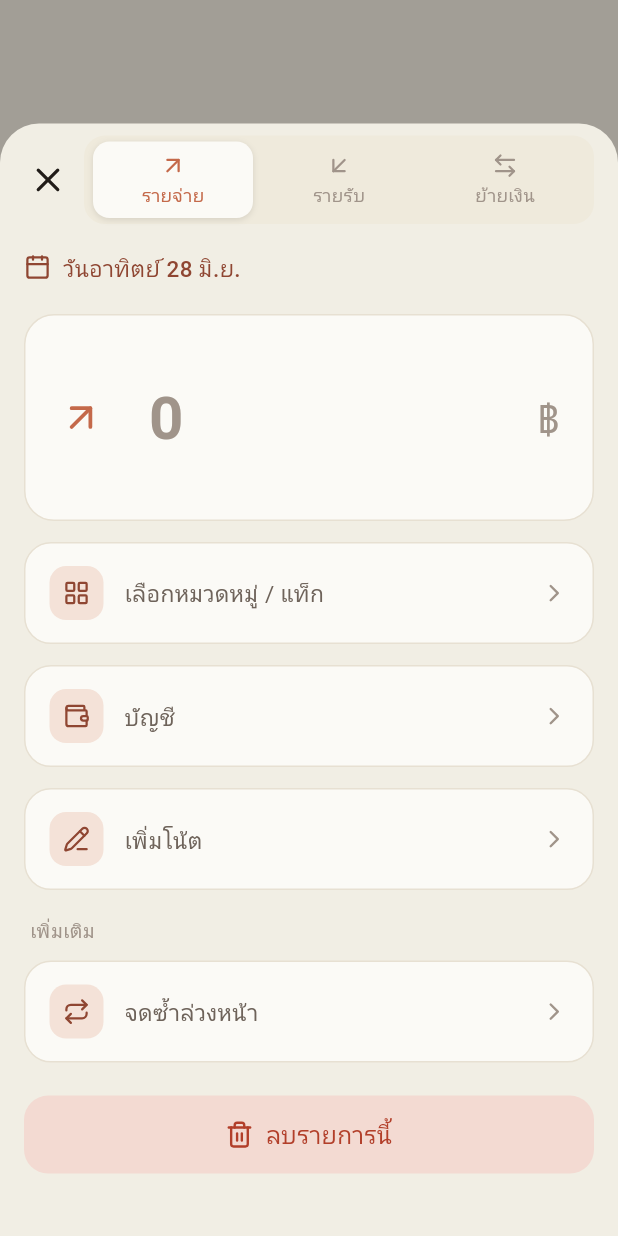
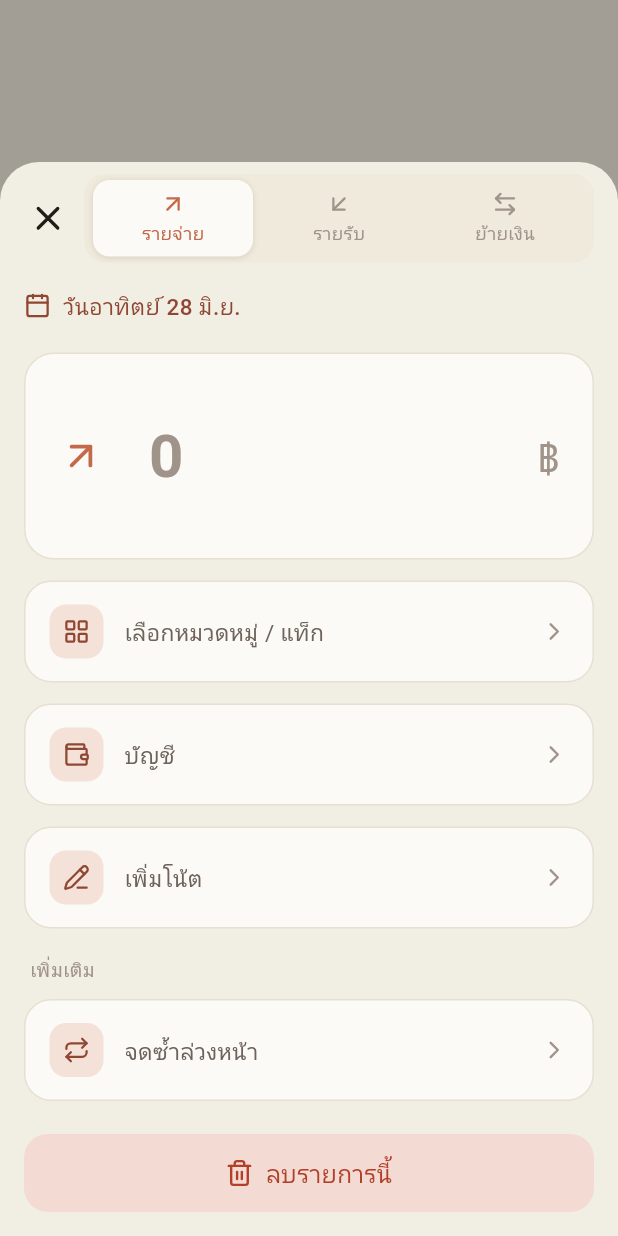
Before and after one commit to AfnanYapu09/-MoneyBun, a Flutter app: what showAddTransactionSheet() shows on an empty page, opened directly with empty values, on a phone screen of 412 x 824 dp. Run offline on Flutter 3.47's test engine with Material 3 defaults, Android fonts, the phone set to English and light mode, and no system bars; our stand-ins replace cloud_firestore, drift, drift_flutter, firebase_auth, firebase_core, flutter_riverpod and 6 more; missing offline and left inert: google_mlkit_text_recognition, mobile_scanner, photo_manager; accounts and stored records are empty; generated files the repository leaves out were written again; Roboto replaces fonts that are missing (Ibm Plex Sans Thai, Mitr).

Commit message:
Reveal current week in picker, size add-txn sheet to content, date search hits
- Period picker week mode auto-scrolls the highlighted (current/selected)
  week into view when opened or after stepping months.
- Add-transaction sheet now sizes to its content (capped) instead of a
  fixed 90%, removing the empty gap below short forms.
- Search results show the day + month for each hit.

Co-Authored-By: Claude Opus 4.8 <noreply@anthropic.com>
Claude-Session: https://claude.ai/code/session_01PfvM1Qr5EuybLHphMVt125

```diff
--- a/lib/core/router/sheets.dart
+++ b/lib/core/router/sheets.dart
@@ -59,7 +59,7 @@ Future<T?> _tracked<T>(
   }
 }
 
-/// Full-height Add/Edit transaction sheet.
+/// Add/Edit transaction sheet — sizes to its content (see [FullSheetScaffold]).
 Future<bool?> showAddTransactionSheet(BuildContext context, {String? editId}) {
   return _tracked(
     context,
@@ -72,9 +72,7 @@ Future<bool?> showAddTransactionSheet(BuildContext context, {String? editId}) {
       shape: const RoundedRectangleBorder(
         borderRadius: BorderRadius.vertical(top: Radius.circular(26)),
       ),
-      builder: (_) => _FormSheetSize(
-        child: AddTransactionSheet(editId: editId),
-      ),
+      builder: (_) => AddTransactionSheet(editId: editId),
     ),
   );
 }
--- a/lib/core/widgets/sheet_scaffold.dart
+++ b/lib/core/widgets/sheet_scaffold.dart
@@ -122,15 +122,18 @@ class SheetScaffold extends StatelessWidget {
   }
 }
 
-/// Full-height sheet chrome (e.g. the Add transaction sheet): X close in the
+/// Sheet chrome for tall forms (e.g. the Add transaction sheet): X close in the
 /// header (with optional header widget such as a segmented control), scroll
-/// body, pinned footer separated by a top border.
+/// body, pinned footer separated by a top border. Sizes to its content, capped
+/// at [maxHeightFactor] of the screen (the body scrolls past that), so a short
+/// form leaves no empty gap below.
 class FullSheetScaffold extends StatelessWidget {
   const FullSheetScaffold({
     super.key,
     required this.header,
     required this.child,
     this.footer,
+    this.maxHeightFactor = 0.92,
   });
 
   /// Built next to the close (X) button — e.g. a segmented control.
@@ -138,10 +141,18 @@ class FullSheetScaffold extends StatelessWidget {
   final Widget child;
   final Widget? footer;
 
+  /// Height cap as a fraction of the screen; the sheet sizes to content under
+  /// this and scrolls its body once content would exceed it.
+  final double maxHeightFactor;
+
   @override
   Widget build(BuildContext context) {
-    return SafeArea(
+    final maxH = MediaQuery.of(context).size.height * maxHeightFactor;
+    return ConstrainedBox(
+      constraints: BoxConstraints(maxHeight: maxH),
+      child: SafeArea(
         child: Column(
+          mainAxisSize: MainAxisSize.min,
           children: [
             Padding(
               padding: const EdgeInsets.fromLTRB(8, 8, 16, 8),
@@ -156,7 +167,7 @@ class FullSheetScaffold extends StatelessWidget {
                 ],
               ),
             ),
-          Expanded(child: child),
+            Flexible(child: child),
             if (footer != null)
               Container(
                 padding: const EdgeInsets.fromLTRB(16, 12, 16, 14),
@@ -166,6 +177,7 @@ class FullSheetScaffold extends StatelessWidget {
                 child: footer!,
               ),
           ],
+        ),
       ),
     );
   }
--- a/lib/features/add_transaction/presentation/add_transaction_sheet.dart
+++ b/lib/features/add_transaction/presentation/add_transaction_sheet.dart
@@ -137,6 +137,7 @@ class _AddTransactionSheetState extends ConsumerState<AddTransactionSheet> {
       // commit button.
       footer: _footer(),
       child: ListView(
+        shrinkWrap: true,
         padding: const EdgeInsets.fromLTRB(16, 4, 16, 16),
         children: [
           // Date chip
--- a/lib/features/transactions/presentation/search_screen.dart
+++ b/lib/features/transactions/presentation/search_screen.dart
@@ -157,7 +157,8 @@ class _SearchScreenState extends ConsumerState<SearchScreen> {
                             final d = txnDisplay(t,
                                 categories: categories,
                                 accounts: accounts,
-                                locale: locale);
+                                locale: locale,
+                                withDate: true);
                             return TxnRow(
                               icon: d.icon,
                               title: d.title,
```
Also changed, not shown: lib/features/stats/presentation/period_picker_sheet.dart (+72 -16 lines), lib/features/transactions/presentation/txn_display.dart (+15 -8 lines). Lines whose indentation alone changed are shown as unchanged.
